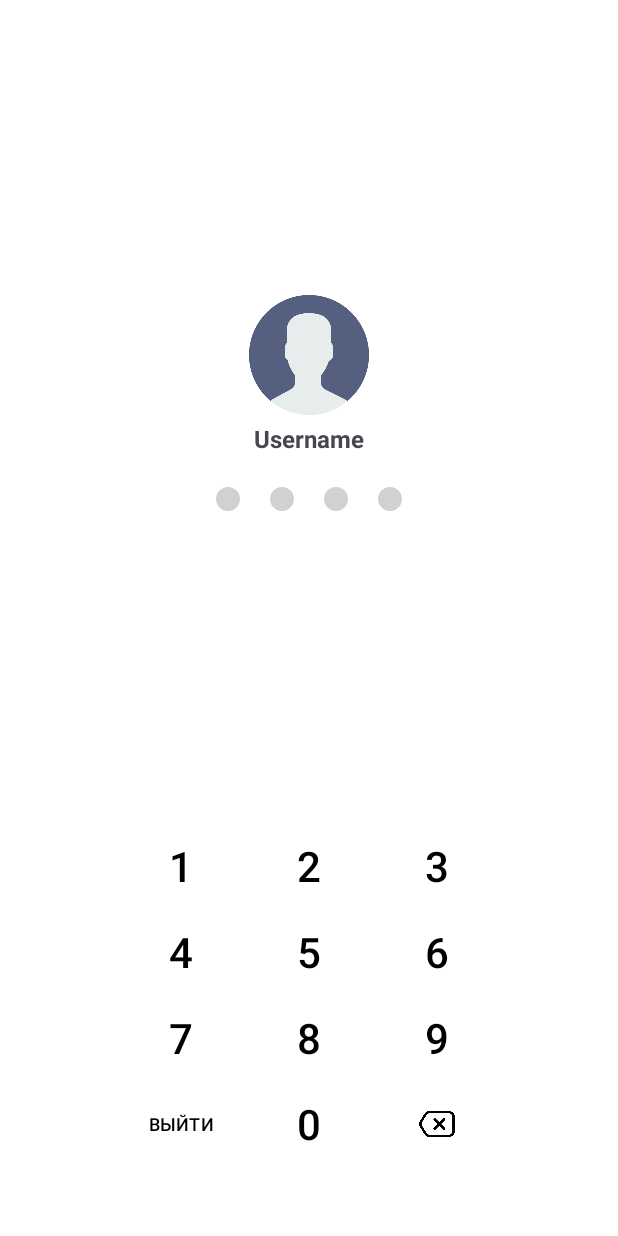
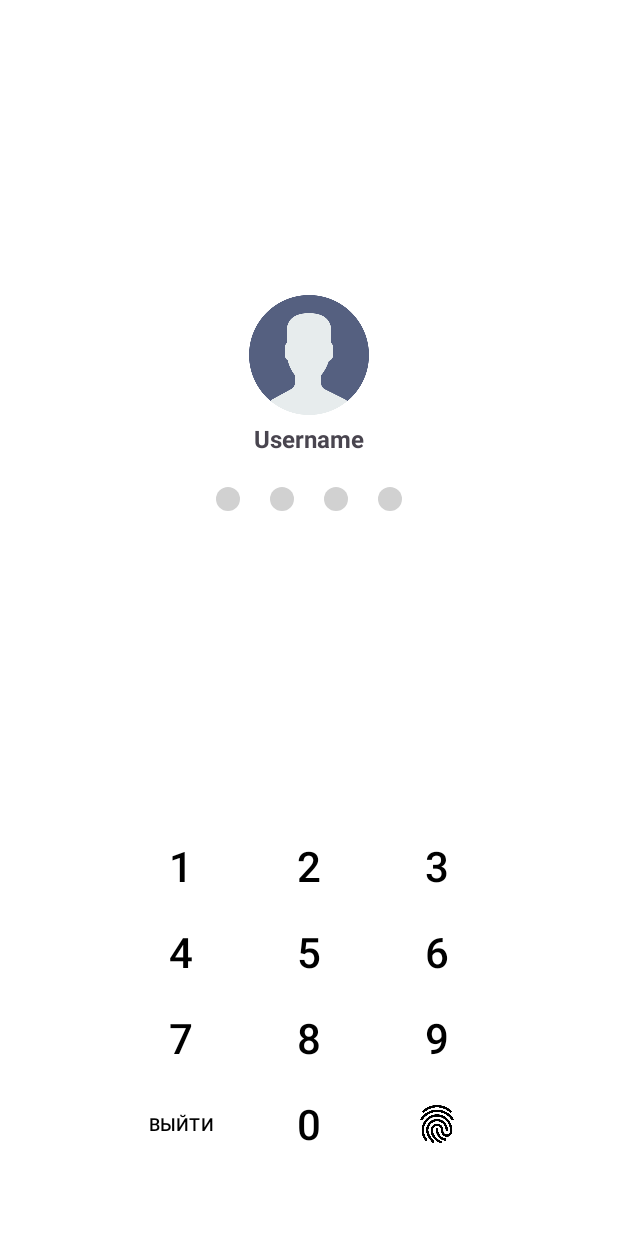
Before and after one commit to metaSbeu/MoneyFlow, an Android app: the screen it shows after launch (AuthActivity), on a phone screen of 412 x 824 dp. Run offline under Robolectric (Android 15) with nearby library versions, the phone set to English and light mode, and no system bars.

Commit message:
Auth activity layout done

```diff
--- a/app/src/main/AndroidManifest.xml
+++ b/app/src/main/AndroidManifest.xml
@@ -6,7 +6,7 @@
         android:allowBackup="true"
         android:dataExtractionRules="@xml/data_extraction_rules"
         android:fullBackupContent="@xml/backup_rules"
-        android:icon="@mipmap/ic_launcher"
+        android:icon="@drawable/app_icon"
         android:label="@string/app_name"
         android:roundIcon="@mipmap/ic_launcher_round"
         android:supportsRtl="true"
@@ -25,11 +25,7 @@
         <activity
             android:name=".MainActivity"
             android:exported="true">
-            <intent-filter>
-                <action android:name="android.intent.action.MAIN" />
 
-                <category android:name="android.intent.category.LAUNCHER" />
-            </intent-filter>
         </activity>
     </application>
 
--- a/app/src/main/java/com/example/moneyflow/AuthActivity.kt
+++ b/app/src/main/java/com/example/moneyflow/AuthActivity.kt
@@ -17,5 +17,4 @@ class AuthActivity : AppCompatActivity() {
             insets
         }
     }
-
 }
--- a/app/src/main/res/layout/activity_auth.xml
+++ b/app/src/main/res/layout/activity_auth.xml
@@ -8,11 +8,11 @@
     android:background="@color/white"
     tools:context=".AuthActivity">
 
-    <!-- Индикатор ввода пароля -->
     <ImageView
-        android:id="@+id/imageView"
+        android:id="@+id/imageViewUserAvatar"
         android:layout_width="80dp"
         android:layout_height="80dp"
+        android:contentDescription="@string/user_avatar"
         android:src="@drawable/avatar"
         app:layout_constraintBottom_toTopOf="@+id/textViewUsername"
         app:layout_constraintEnd_toEndOf="parent"
@@ -30,14 +30,15 @@
         android:text="Username"
         android:textSize="16sp"
         android:textStyle="bold"
-        app:layout_constraintBottom_toTopOf="@+id/password_indicator"
+        app:layout_constraintBottom_toTopOf="@+id/linearLayoutPasswordIndicator"
         app:layout_constraintEnd_toEndOf="parent"
         app:layout_constraintHorizontal_bias="0.5"
         app:layout_constraintStart_toStartOf="parent"
-        app:layout_constraintTop_toBottomOf="@+id/imageView" />
+        app:layout_constraintTop_toBottomOf="@+id/imageViewUserAvatar"
+        tools:ignore="HardcodedText" />
 
     <LinearLayout
-        android:id="@+id/password_indicator"
+        android:id="@+id/linearLayoutPasswordIndicator"
         android:layout_width="wrap_content"
         android:layout_height="wrap_content"
         android:orientation="horizontal"
@@ -84,41 +85,15 @@
         app:layout_constraintEnd_toEndOf="parent"
         app:layout_constraintStart_toStartOf="parent">
 
-        <Button
-            style="@style/NumberButtonStyle"
-            android:text="1" />
-
-        <Button
-            style="@style/NumberButtonStyle"
-            android:text="2" />
-
-        <Button
-            style="@style/NumberButtonStyle"
-            android:text="3" />
-
-        <Button
-            style="@style/NumberButtonStyle"
-            android:text="4" />
-
-        <Button
-            style="@style/NumberButtonStyle"
-            android:text="5" />
-
-        <Button
-            style="@style/NumberButtonStyle"
-            android:text="6" />
-
-        <Button
-            style="@style/NumberButtonStyle"
-            android:text="7" />
-
-        <Button
-            style="@style/NumberButtonStyle"
-            android:text="8" />
-
-        <Button
-            style="@style/NumberButtonStyle"
-            android:text="9" />
+        <Button style="@style/NumberButtonStyle" android:text="@string/_1" />
+        <Button style="@style/NumberButtonStyle" android:text="@string/_2" />
+        <Button style="@style/NumberButtonStyle" android:text="@string/_3" />
+        <Button style="@style/NumberButtonStyle" android:text="@string/_4" />
+        <Button style="@style/NumberButtonStyle" android:text="@string/_5" />
+        <Button style="@style/NumberButtonStyle" android:text="@string/_6" />
+        <Button style="@style/NumberButtonStyle" android:text="@string/_7" />
+        <Button style="@style/NumberButtonStyle" android:text="@string/_8" />
+        <Button style="@style/NumberButtonStyle" android:text="@string/_9" />
 
         <Button
             style="@style/NumberButtonStyle"
@@ -128,18 +103,24 @@
             android:textAllCaps="true"
             android:textSize="12sp" />
 
-        <!-- Кнопка 0 -->
-        <Button
-            style="@style/NumberButtonStyle"
-            android:text="0" />
+        <Button style="@style/NumberButtonStyle" android:text="@string/_0" />
 
-        <!-- Кнопка удаления -->
-        <ImageView
-            style="@style/NumberButtonStyle"
-            android:padding="20dp"
-            android:src="@drawable/delete"
-            android:textColor="#FF0000" />
+        <FrameLayout>
+            <ImageView
+                android:id="@+id/buttonFingerprint"
+                style="@style/NumberButtonStyle"
+                android:contentDescription="@string/fingerprint_button"
+                android:padding="20dp"
+                android:src="@drawable/fingerprint"
+                android:visibility="visible"/>
+
+            <ImageView
+                android:id="@+id/buttonErase"
+                style="@style/NumberButtonStyle"
+                android:contentDescription="@string/erase_button"
+                android:padding="20dp"
+                android:src="@drawable/delete"
+                android:visibility="invisible" />
+        </FrameLayout>
     </GridLayout>
-
-
 </androidx.constraintlayout.widget.ConstraintLayout>
--- a/app/src/main/res/values/strings.xml
+++ b/app/src/main/res/values/strings.xml
@@ -1,4 +1,17 @@
 <resources>
     <string name="app_name">Money Flow</string>
     <string name="exit">Выйти</string>
+    <string name="user_avatar">User avatar</string>
+    <string name="_1">1</string>
+    <string name="_2">2</string>
+    <string name="_3">3</string>
+    <string name="_4">4</string>
+    <string name="_5">5</string>
+    <string name="_6">6</string>
+    <string name="_7">7</string>
+    <string name="_8">8</string>
+    <string name="_9">9</string>
+    <string name="_0">0</string>
+    <string name="erase_button">erase button</string>
+    <string name="fingerprint_button">fingerprint button</string>
 </resources>
```
Also changed, not shown: app/src/main/res/drawable/app_icon.jpg (added), app/src/main/res/drawable/fingerprint.png (added).
